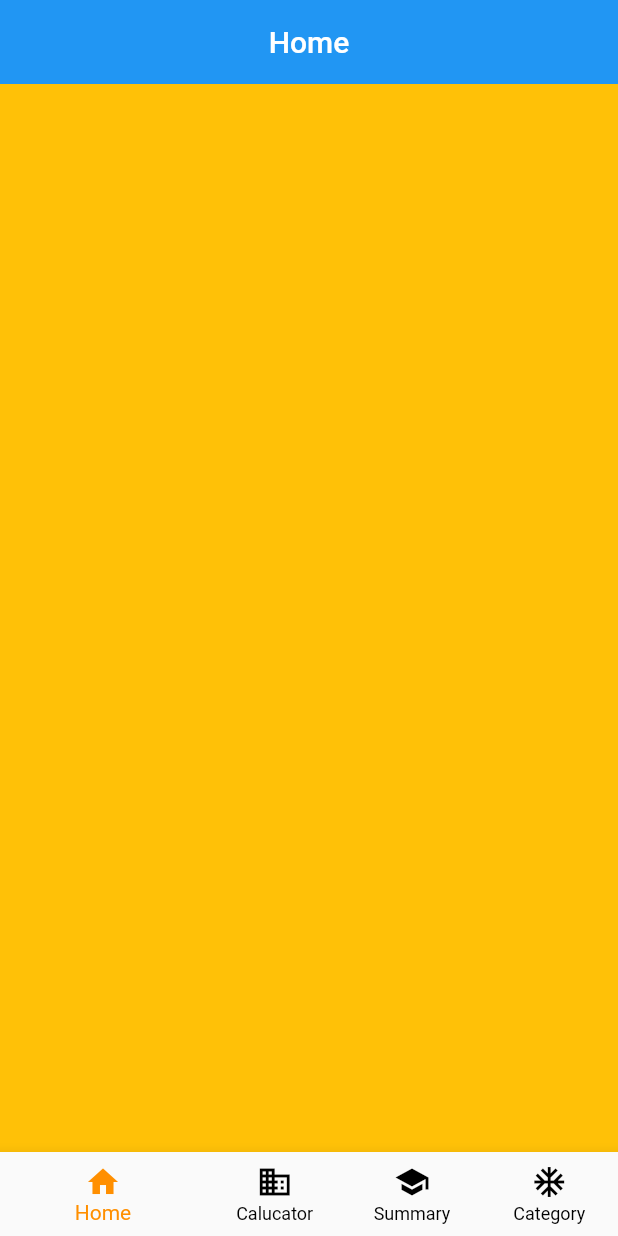
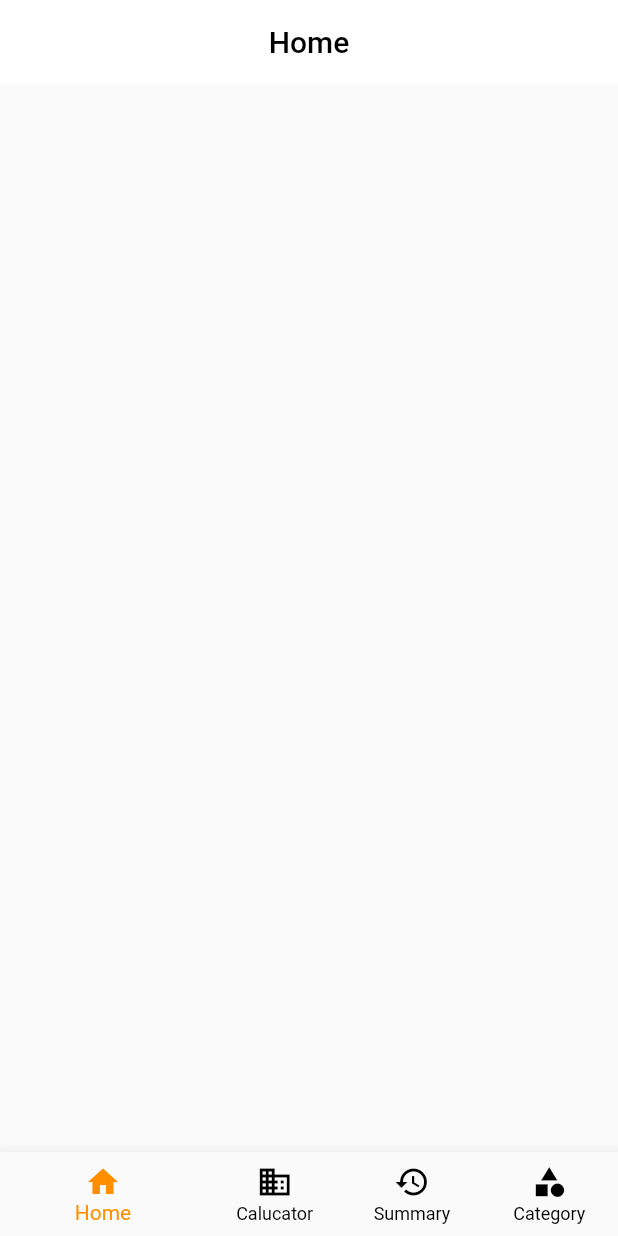
Before and after one commit to victormwenda/Mpesa-Ledger, a Flutter app: the screen it shows after launch, on a phone screen of 412 x 824 dp. Run offline on Flutter 3.47's test engine with Material 2 defaults, Android fonts, the phone set to English and light mode, and no system bars.

Commit message:
Added custom appbar to all main screens

```diff
--- a/lib/main.dart
+++ b/lib/main.dart
@@ -1,6 +1,6 @@
 import 'package:flutter/material.dart';
+
 import 'package:mpesa_ledger_flutter/routes/routes.dart';
-import 'package:mpesa_ledger_flutter/screens/home/index.dart';
 import 'package:mpesa_ledger_flutter/widgets/bottom_navigation.dart';
 
 void main() => runApp(App());
@@ -12,6 +12,7 @@ class App extends StatelessWidget {
   Widget build(BuildContext context) {
     return MaterialApp(
       title: 'Material App',
+      debugShowCheckedModeBanner: false,
       home: Scaffold(
         body: Navigator(
           key: navigatorKey,
--- a/lib/screens/home/index.dart
+++ b/lib/screens/home/index.dart
@@ -1,6 +1,5 @@
 import 'package:flutter/material.dart';
-import 'package:mpesa_ledger_flutter/screens/calculator/index.dart';
-import 'package:mpesa_ledger_flutter/widgets/bottom_navigation.dart';
+import 'package:mpesa_ledger_flutter/widgets/appbar.dart';
 
 class Home extends StatefulWidget {
   @override
@@ -12,13 +11,9 @@ class _HomeState extends State<Home> {
   Widget build(BuildContext context) {
     return Column(
       children: <Widget>[
-        AppBar(
-          centerTitle: true,
-          title: Text("Home"),
-        ),
+        AppbarWidget("Home"),
         Expanded(
             child: Container(
-          color: Colors.amber,
         )),
       ],
     );
--- /dev/null
+++ b/lib/widgets/appbar.dart
@@ -0,0 +1,23 @@
+import 'package:flutter/material.dart';
+
+class AppbarWidget extends StatefulWidget {
+
+  String title;
+
+  AppbarWidget(this.title);
+
+  @override
+  _AppbarWidgetState createState() => _AppbarWidgetState();
+}
+
+class _AppbarWidgetState extends State<AppbarWidget> {
+  @override
+  Widget build(BuildContext context) {
+    return AppBar(
+      elevation: 0.0,
+      backgroundColor: Colors.white,
+      title: Text(widget.title, style: TextStyle(color: Colors.black),),
+      centerTitle: true,
+    );
+  }
+}
--- a/lib/widgets/bottom_navigation.dart
+++ b/lib/widgets/bottom_navigation.dart
@@ -35,11 +35,11 @@ class _BottomNavigationBarWidgetState extends State<BottomNavigationBarWidget> {
           title: Text('Calucator'),
         ),
         BottomNavigationBarItem(
-          icon: Icon(Icons.school),
+          icon: Icon(Icons.history),
           title: Text('Summary'),
         ),
         BottomNavigationBarItem(
-          icon: Icon(Icons.ac_unit),
+          icon: Icon(Icons.category),
           title: Text('Category'),
         ),
       ],
```
Also changed, not shown: lib/screens/calculator/index.dart (+3 -6 lines), lib/screens/category/index.dart (+2 -5 lines), lib/screens/summary/index.dart (+3 -5 lines).
